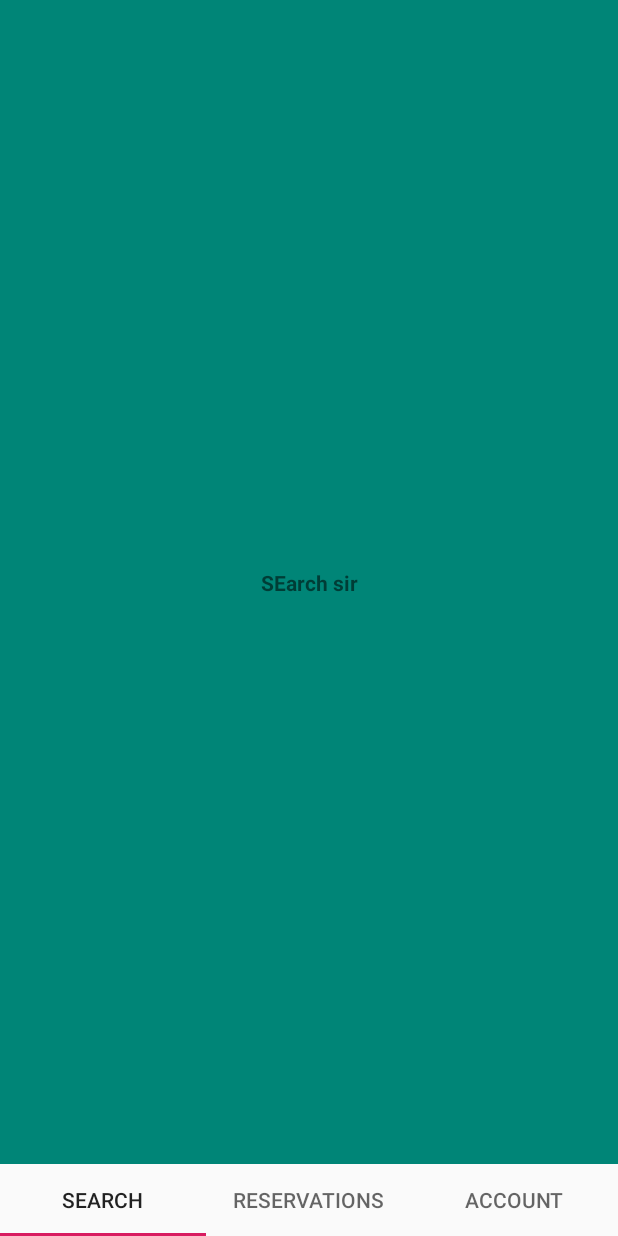
After one commit to elm-suf/tuto-mobile, an Android app: the MainActivity screen opened directly, with no data from a screen before it, on a phone screen of 412 x 824 dp. The commit adds this screen. Run offline under Robolectric (Android 15) with nearby library versions, the light colour scheme and no system bars; our stand-ins replace data binding.

Commit message:
added login + homeActivity with ViewPager

```diff
--- a/app/src/main/AndroidManifest.xml
+++ b/app/src/main/AndroidManifest.xml
@@ -1,11 +1,12 @@
 <?xml version="1.0" encoding="utf-8"?>
 <manifest xmlns:android="http://schemas.android.com/apk/res/android"
     package="com.elmsuf.tuto_final">
+
     <!-- To auto-complete the email text field in the login form with the user's emails -->
     <uses-permission android:name="android.permission.GET_ACCOUNTS" />
     <uses-permission android:name="android.permission.READ_PROFILE" />
     <uses-permission android:name="android.permission.READ_CONTACTS" />
-    <uses-permission android:name="android.permission.INTERNET"/>
+    <uses-permission android:name="android.permission.INTERNET" />
 
     <application
         android:allowBackup="true"
@@ -15,7 +16,7 @@
         android:supportsRtl="true"
         android:theme="@style/AppTheme">
         <activity
-            android:name=".view.LoginActivity"
+            android:name=".view.login.LoginActivity"
             android:label="@string/app_name">
             <intent-filter>
                 <action android:name="android.intent.action.MAIN" />
@@ -23,6 +24,7 @@
                 <category android:name="android.intent.category.LAUNCHER" />
             </intent-filter>
         </activity>
+        <activity android:name=".view.home.MainActivity"></activity>
     </application>
 
 </manifest>
--- a/app/src/main/java/com/elmsuf/tuto_final/repository/model/Student.java
+++ b/app/src/main/java/com/elmsuf/tuto_final/repository/model/Student.java
@@ -4,6 +4,9 @@ import android.databinding.BaseObservable;
 import com.google.gson.annotations.SerializedName;
 
 public class Student extends BaseObservable {
+
+    @SerializedName("id")
+    public int id;
     @SerializedName("nome")
     public String firstName;
     @SerializedName("cognome")
--- a/app/src/main/java/com/elmsuf/tuto_final/view/ResultLoginCallbacks.java
+++ /dev/null
@@ -1,6 +0,0 @@
-package com.elmsuf.tuto_final.view;
-
-public interface ResultLoginCallbacks {
-    void onSuccess(String message);
-    void onError(String message);
-}
--- /dev/null
+++ b/app/src/main/java/com/elmsuf/tuto_final/view/home/MainActivity.java
@@ -0,0 +1,58 @@
+package com.elmsuf.tuto_final.view.home;
+
+import android.databinding.DataBindingUtil;
+import android.net.Uri;
+import android.support.design.widget.TabLayout;
+import android.support.v4.view.ViewPager;
+import android.support.v7.app.AppCompatActivity;
+import android.os.Bundle;
+
+import com.elmsuf.tuto_final.R;
+import com.elmsuf.tuto_final.databinding.ActivityMainBinding;
+import com.elmsuf.tuto_final.view.AccountFragment;
+import com.elmsuf.tuto_final.view.reservations.ReservationsFragment;
+import com.elmsuf.tuto_final.view.search.SearchFragment;
+
+public class MainActivity extends AppCompatActivity implements SearchFragment.OnFragmentInteractionListener, ReservationsFragment.OnFragmentInteractionListener, AccountFragment.OnFragmentInteractionListener {
+    ViewPager viewPager;
+    TabLayout tabLayout;
+
+
+    @Override
+    protected void onCreate(Bundle savedInstanceState) {
+        super.onCreate(savedInstanceState);
+        final ActivityMainBinding binding = DataBindingUtil.setContentView(this, R.layout.activity_main);
+        tabLayout = binding.tabLayout;
+        tabLayout.addTab(tabLayout.newTab().setText("Search"));
+        tabLayout.addTab(tabLayout.newTab().setText("reservations"));
+        tabLayout.addTab(tabLayout.newTab().setText("Account"));
+        tabLayout.setTabGravity(TabLayout.GRAVITY_FILL);
+
+        viewPager = binding.viewPager;
+        viewPager.setAdapter(new PagerAdapter(getSupportFragmentManager(), tabLayout.getTabCount()));
+        viewPager.addOnPageChangeListener(new TabLayout.TabLayoutOnPageChangeListener(tabLayout));
+
+
+        tabLayout.addOnTabSelectedListener(new TabLayout.OnTabSelectedListener() {
+            @Override
+            public void onTabSelected(TabLayout.Tab tab) {
+                viewPager.setCurrentItem(tab.getPosition());
+            }
+
+            @Override
+            public void onTabUnselected(TabLayout.Tab tab) {
+
+            }
+
+            @Override
+            public void onTabReselected(TabLayout.Tab tab) {
+
+            }
+        });
+    }
+
+    @Override
+    public void onFragmentInteraction(Uri uri) {
+
+    }
+}
--- /dev/null
+++ b/app/src/main/java/com/elmsuf/tuto_final/view/home/PagerAdapter.java
@@ -0,0 +1,38 @@
+package com.elmsuf.tuto_final.view.home;
+
+import android.support.v4.app.Fragment;
+import android.support.v4.app.FragmentManager;
+import android.support.v4.app.FragmentStatePagerAdapter;
+
+import com.elmsuf.tuto_final.view.AccountFragment;
+import com.elmsuf.tuto_final.view.reservations.ReservationsFragment;
+import com.elmsuf.tuto_final.view.search.SearchFragment;
+
+public class PagerAdapter extends FragmentStatePagerAdapter {
+    int nOfTabs;
+
+    public PagerAdapter(FragmentManager fm, int nOfTabs) {
+        super(fm);
+        this.nOfTabs = nOfTabs;
+    }
+
+    @Override
+    public Fragment getItem(int i) {
+
+        switch (i) {
+            case 0:
+                return new SearchFragment();
+            case 1:
+                return new ReservationsFragment();
+            case 2:
+                return new AccountFragment();
+            default:
+                return null;
+        }
+    }
+
+    @Override
+    public int getCount() {
+        return nOfTabs;
+    }
+}
--- /dev/null
+++ b/app/src/main/java/com/elmsuf/tuto_final/view/login/ResultLoginCallbacks.java
@@ -0,0 +1,6 @@
+package com.elmsuf.tuto_final.view.login;
+
+public interface ResultLoginCallbacks {
+    void onSuccess(String username);
+    void onError(String message);
+}
--- /dev/null
+++ b/app/src/main/java/com/elmsuf/tuto_final/view/reservations/ReservationsFragment.java
@@ -0,0 +1,67 @@
+package com.elmsuf.tuto_final.view.reservations;
+
+import android.content.Context;
+import android.net.Uri;
+import android.os.Bundle;
+import android.support.v4.app.Fragment;
+import android.view.LayoutInflater;
+import android.view.View;
+import android.view.ViewGroup;
+
+import com.elmsuf.tuto_final.R;
+
+public class ReservationsFragment extends Fragment {
+
+    public ReservationsFragment() {
+        // Required empty public constructor
+    }
+
+
+    @Override
+    public View onCreateView(LayoutInflater inflater, ViewGroup container,
+                             Bundle savedInstanceState) {
+        // Inflate the layout for this fragment
+        return inflater.inflate(R.layout.fragment_reservations, container, false);
+    }
+
+    private OnFragmentInteractionListener mListener;
+
+    // TODO: Rename method, update argument and hook method into UI event
+    public void onButtonPressed(Uri uri) {
+        if (mListener != null) {
+            mListener.onFragmentInteraction(uri);
+        }
+    }
+
+    @Override
+    public void onAttach(Context context) {
+        super.onAttach(context);
+        if (context instanceof OnFragmentInteractionListener) {
+            mListener = (OnFragmentInteractionListener) context;
+        } else {
+            throw new RuntimeException(context.toString()
+                    + " must implement OnFragmentInteractionListener");
+        }
+    }
+
+    @Override
+    public void onDetach() {
+        super.onDetach();
+        mListener = null;
+    }
+
+    /**
+     * This interface must be implemented by activities that contain this
+     * fragment to allow an interaction in this fragment to be communicated
+     * to the activity and potentially other fragments contained in that
+     * activity.
+     * <p>
+     * See the Android Training lesson <a href=
+     * "http://developer.android.com/training/basics/fragments/communicating.html"
+     * >Communicating with Other Fragments</a> for more information.
+     */
+    public interface OnFragmentInteractionListener {
+        // TODO: Update argument type and name
+        void onFragmentInteraction(Uri uri);
+    }
+}
--- /dev/null
+++ b/app/src/main/java/com/elmsuf/tuto_final/view/search/SearchFragment.java
@@ -0,0 +1,76 @@
+package com.elmsuf.tuto_final.view.search;
+
+
+import android.content.Context;
+import android.net.Uri;
+import android.os.Bundle;
+import android.support.v4.app.Fragment;
+import android.view.LayoutInflater;
+import android.view.View;
+import android.view.ViewGroup;
+
+import com.elmsuf.tuto_final.R;
+
+/**
+ * A simple {@link Fragment} subclass.
+ */
+public class SearchFragment extends Fragment {
+
+
+    public SearchFragment() {
+        // Required empty public constructor
+    }
+
+
+    @Override
+    public View onCreateView(LayoutInflater inflater, ViewGroup container,
+                             Bundle savedInstanceState) {
+        // Inflate the layout for this fragment
+        return inflater.inflate(R.layout.fragment_search, container, false);
+    }
+
+
+//********************************************************************************************************//
+//********************************************************************************************************//
+
+    private OnFragmentInteractionListener mListener;
+
+    // TODO: Rename method, update argument and hook method into UI event
+    public void onButtonPressed(Uri uri) {
+        if (mListener != null) {
+            mListener.onFragmentInteraction(uri);
+        }
+    }
+
+    @Override
+    public void onAttach(Context context) {
+        super.onAttach(context);
+        if (context instanceof OnFragmentInteractionListener) {
+            mListener = (OnFragmentInteractionListener) context;
+        } else {
+            throw new RuntimeException(context.toString()
+                    + " must implement OnFragmentInteractionListener");
+        }
+    }
+
+    @Override
+    public void onDetach() {
+        super.onDetach();
+        mListener = null;
+    }
+
+    /**
+     * This interface must be implemented by activities that contain this
+     * fragment to allow an interaction in this fragment to be communicated
+     * to the activity and potentially other fragments contained in that
+     * activity.
+     * <p>
+     * See the Android Training lesson <a href=
+     * "http://developer.android.com/training/basics/fragments/communicating.html"
+     * >Communicating with Other Fragments</a> for more information.
+     */
+    public interface OnFragmentInteractionListener {
+        // TODO: Update argument type and name
+        void onFragmentInteraction(Uri uri);
+    }
+}
--- a/app/src/main/java/com/elmsuf/tuto_final/viewmodel/LoginViewModelFactory.java
+++ b/app/src/main/java/com/elmsuf/tuto_final/viewmodel/login/LoginViewModelFactory.java
@@ -1,10 +1,10 @@
-package com.elmsuf.tuto_final.viewmodel;
+package com.elmsuf.tuto_final.viewmodel.login;
 
 import android.arch.lifecycle.ViewModel;
 import android.arch.lifecycle.ViewModelProvider;
 import android.support.annotation.NonNull;
 
-import com.elmsuf.tuto_final.view.ResultLoginCallbacks;
+import com.elmsuf.tuto_final.view.login.ResultLoginCallbacks;
 
 public class LoginViewModelFactory extends ViewModelProvider.NewInstanceFactory {
     private ResultLoginCallbacks callbacks;
--- a/app/src/main/res/layout/activity_login.xml
+++ b/app/src/main/res/layout/activity_login.xml
@@ -7,7 +7,7 @@
 
         <variable
             name="viewModel"
-            type="com.elmsuf.tuto_final.viewmodel.LoginViewModel" />
+            type="com.elmsuf.tuto_final.viewmodel.login.LoginViewModel" />
     </data>
 
     <LinearLayout
@@ -19,7 +19,7 @@
         android:paddingTop="@dimen/activity_vertical_margin"
         android:paddingRight="@dimen/activity_horizontal_margin"
         android:paddingBottom="@dimen/activity_vertical_margin"
-        tools:context=".view.LoginActivity">
+        tools:context=".view.login.LoginActivity">
 
         <!-- Login progress -->
         <ProgressBar
--- /dev/null
+++ b/app/src/main/res/layout/activity_main.xml
@@ -0,0 +1,37 @@
+<?xml version="1.0" encoding="utf-8"?>
+<layout>
+    <data>
+
+    </data>
+
+    <android.support.constraint.ConstraintLayout xmlns:android="http://schemas.android.com/apk/res/android"
+        xmlns:app="http://schemas.android.com/apk/res-auto"
+        xmlns:tools="http://schemas.android.com/tools"
+        android:layout_width="match_parent"
+        android:layout_height="match_parent"
+        tools:context=".view.home.MainActivity">
+
+        <android.support.v4.view.ViewPager
+            android:id="@+id/viewPager"
+            android:layout_width="0dp"
+            android:layout_height="0dp"
+            app:layout_constraintBottom_toTopOf="@+id/tabLayout"
+            app:layout_constraintEnd_toEndOf="parent"
+            app:layout_constraintHorizontal_bias="0.0"
+            app:layout_constraintStart_toStartOf="parent"
+            app:layout_constraintTop_toTopOf="parent">
+
+        </android.support.v4.view.ViewPager>
+
+        <android.support.design.widget.TabLayout
+            android:id="@+id/tabLayout"
+            android:layout_width="match_parent"
+            android:layout_height="wrap_content"
+            app:layout_constraintBottom_toBottomOf="parent"
+            app:layout_constraintEnd_toEndOf="parent"
+            app:layout_constraintStart_toStartOf="parent"
+            app:layout_constraintTop_toBottomOf="@+id/viewPager">
+        </android.support.design.widget.TabLayout>
+
+    </android.support.constraint.ConstraintLayout>
+</layout>
--- /dev/null
+++ b/app/src/main/res/layout/fragment_search.xml
@@ -0,0 +1,20 @@
+<android.support.constraint.ConstraintLayout xmlns:android="http://schemas.android.com/apk/res/android"
+    xmlns:app="http://schemas.android.com/apk/res-auto"
+    xmlns:tools="http://schemas.android.com/tools"
+    android:layout_width="match_parent"
+    android:layout_height="match_parent"
+    tools:context=".view.search.SearchFragment"
+    android:background="@color/colorPrimary">
+
+    <!-- TODO: Update blank fragment layout -->
+    <TextView
+        android:layout_width="match_parent"
+        android:layout_height="wrap_content"
+        android:text="SEarch sir"
+        android:textAlignment="center"
+        android:textStyle="bold"
+        app:layout_constraintBottom_toBottomOf="parent"
+        app:layout_constraintTop_toTopOf="parent"
+        tools:layout_editor_absoluteX="0dp" />
+
+</android.support.constraint.ConstraintLayout>
--- a/app/src/main/res/values/strings.xml
+++ b/app/src/main/res/values/strings.xml
@@ -13,4 +13,7 @@
         completions."
     </string>
     <string name="prompt_username">Username</string>
+
+    <!-- TODO: Remove or change this placeholder text -->
+    <string name="hello_blank_fragment">Hello blank fragment</string>
 </resources>
--- a/app/src/main/res/values/styles.xml
+++ b/app/src/main/res/values/styles.xml
@@ -1,7 +1,7 @@
 <resources>
 
     <!-- Base application theme. -->
-    <style name="AppTheme" parent="Theme.AppCompat.Light.DarkActionBar">
+    <style name="AppTheme" parent="Theme.AppCompat.Light.NoActionBar">
         <!-- Customize your theme here. -->
         <item name="colorPrimary">@color/colorPrimary</item>
         <item name="colorPrimaryDark">@color/colorPrimaryDark</item>
```
Also changed, not shown: app/build.gradle (+5 -3 lines), app/src/main/java/com/elmsuf/tuto_final/view/AccountFragment.java (added, +72 -0 lines), app/src/main/java/com/elmsuf/tuto_final/view/login/LoginActivity.java (renamed from app/src/main/java/com/elmsuf/tuto_final/view/LoginActivity.java, +16 -32 lines), app/src/main/java/com/elmsuf/tuto_final/viewmodel/login/LoginViewModel.java (renamed from app/src/main/java/com/elmsuf/tuto_final/viewmodel/LoginViewModel.java, +5 -5 lines), app/src/main/res/layout/fragment_account.xml (added, +14 -0 lines), app/src/main/res/layout/fragment_reservations.xml (added, +22 -0 lines).
